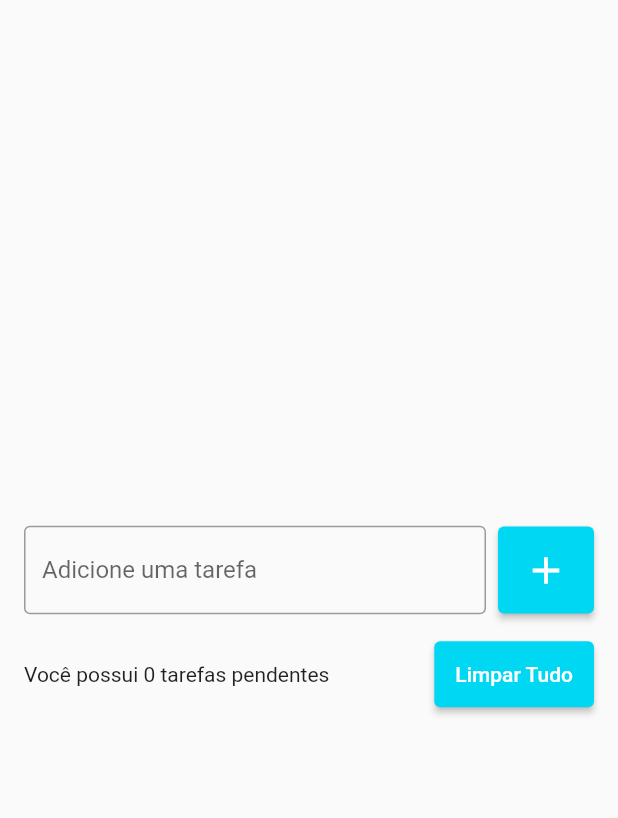
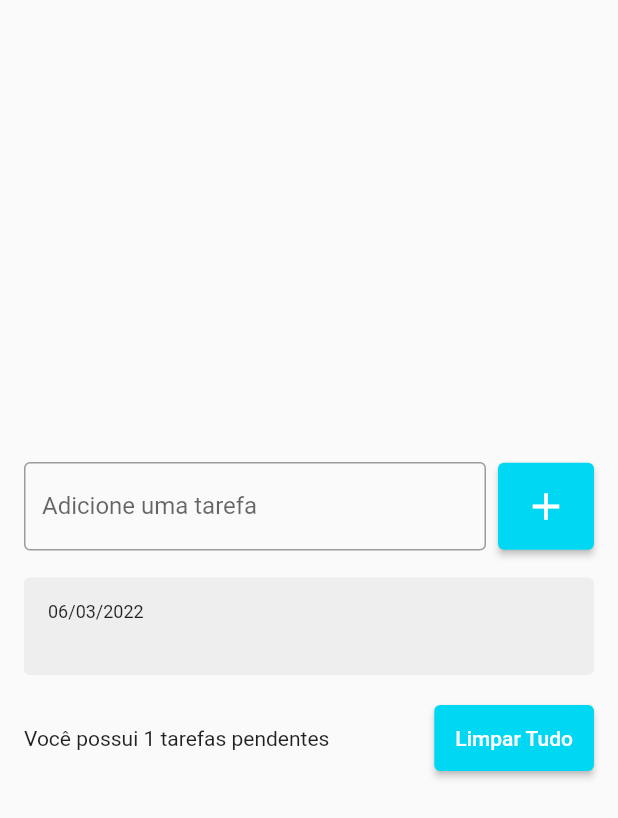
Before and after one commit to NEMJ/todo_list, a Flutter app: the screen it shows after launch, after a tap on the "add" icon, on a phone screen of 412 x 824 dp. Shown: the top 818 px of the screen. Run offline on Flutter 3.47's test engine with Material 2 defaults, Android fonts, the phone set to English and light mode, and no system bars.

Commit message:
introduction to listview and features

```diff
--- a/lib/main.dart
+++ b/lib/main.dart
@@ -11,6 +11,7 @@ class MyApp extends StatelessWidget {
   @override
   Widget build(BuildContext context) {
     return MaterialApp(
+      debugShowCheckedModeBanner: false,
       home: TodoListPage(),
     );
   }
--- a/lib/pages/todo_list_page.dart
+++ b/lib/pages/todo_list_page.dart
@@ -1,14 +1,25 @@
 import 'package:flutter/material.dart';
+import 'package:to_do_list/widgets/todo_list_item.dart';
 
-class TodoListPage extends StatelessWidget {
-  const TodoListPage({ Key? key }) : super(key: key);
+class TodoListPage extends StatefulWidget {
+  TodoListPage({ Key? key }) : super(key: key);
+
+  @override
+  State<TodoListPage> createState() => _TodoListPageState();
+}
+
+class _TodoListPageState extends State<TodoListPage> {
+  final TextEditingController todoController = TextEditingController();
+
+  List<String> todos = [];
 
   @override
   Widget build(BuildContext context) {
-    return Scaffold(
+    return SafeArea(
+      child: Scaffold(
         body: Center(
           child: Padding(
-          padding: const EdgeInsets.symmetric(horizontal: 16.0),
+            padding: const EdgeInsets.all(16.0),
             child: Column(
               mainAxisSize: MainAxisSize.min,
               children: [
@@ -16,6 +27,7 @@ class TodoListPage extends StatelessWidget {
                   children: [
                     Expanded(
                       child: TextField(
+                        controller: todoController,
                         decoration: InputDecoration(
                           border: OutlineInputBorder(),
                           labelText: 'Adicione uma tarefa',
@@ -27,7 +39,13 @@ class TodoListPage extends StatelessWidget {
                       width: 8,
                     ),
                     ElevatedButton(
-                    onPressed: () {},
+                      onPressed: () {
+                        String text = todoController.text;
+                        setState(() {
+                          todos.add(text);
+                        });
+                        todoController.clear();
+                      },
                       style: ElevatedButton.styleFrom(
                         primary: Color(0xff00d7f3),
                         padding: EdgeInsets.all(14),
@@ -40,11 +58,21 @@ class TodoListPage extends StatelessWidget {
                   ],
                 ),
                 SizedBox(height: 16),
+                Flexible(
+                  child: ListView(
+                    shrinkWrap: true,
+                    children: [
+                      for(String todo in todos)
+                        TodoListItem(title: todo),
+                    ],
+                  ),
+                ),
+                SizedBox(height: 16),
                 Row(
                   children: [
                     Expanded(
                       child: Text(
-                      'Você possui 0 tarefas pendentes'
+                        'Você possui ${todos.length} tarefas pendentes'
                       ),
                     ),
                     SizedBox(width: 8),
@@ -62,6 +90,7 @@ class TodoListPage extends StatelessWidget {
             ),
           ),
         ),
+      ),
     );
   }
 }
--- /dev/null
+++ b/lib/widgets/todo_list_item.dart
@@ -0,0 +1,40 @@
+import 'package:flutter/material.dart';
+
+class TodoListItem extends StatelessWidget {
+  const TodoListItem({
+    Key? key,
+    required this.title,
+    }) : super(key: key);
+
+  final String title;
+
+  @override
+  Widget build(BuildContext context) {
+    return Container(
+      decoration: BoxDecoration(
+        borderRadius: BorderRadius.circular(4),
+        color: Colors.grey[200],
+      ),
+      margin: const EdgeInsets.symmetric(vertical: 2),
+      padding: const EdgeInsets.all(16),
+      child: Column(
+        crossAxisAlignment: CrossAxisAlignment.start,
+        children: [
+          Text(
+            '06/03/2022',
+            style: TextStyle(
+              fontSize: 12,
+            ),
+          ),
+          Text(
+            title,
+            style: TextStyle(
+              fontSize: 16,
+              fontWeight: FontWeight.w600,
+            ),
+          ),
+        ],
+      ),
+    );
+  }
+}
```
Lines whose indentation alone changed are shown as unchanged.
